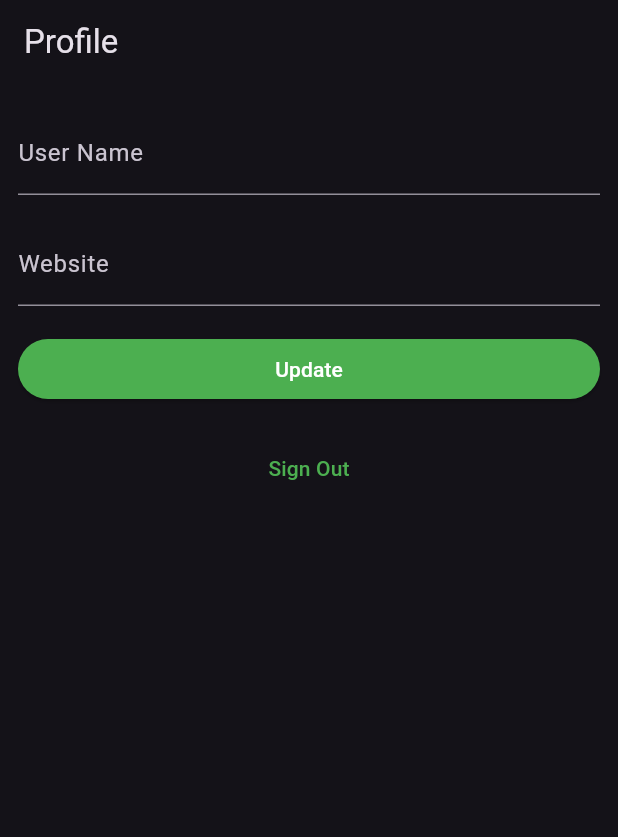
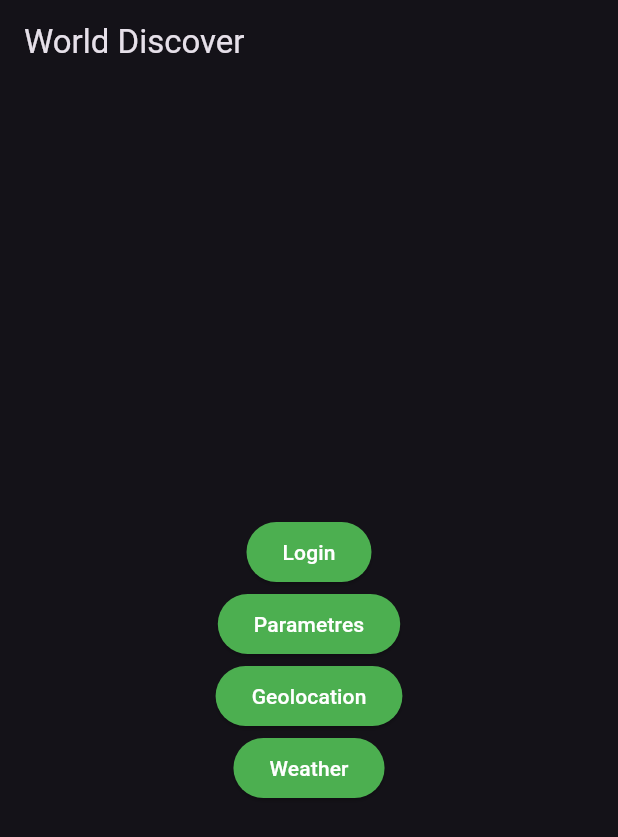
Before and after one commit to CanseFr/Geo-Weather, a Flutter app: the screen it shows after launch, on a phone screen of 412 x 824 dp. Shown: the top 837 px of the screen. Run offline on Flutter 3.47's test engine with Material 3 defaults, Android fonts, the phone set to English and light mode, and no system bars; our stand-ins replace supabase_flutter; accounts and stored records are empty.

Commit message:
:necktie: Login if not identified, logout if identified

```diff
--- a/lib/main.dart
+++ b/lib/main.dart
@@ -102,9 +102,69 @@
 //     );
 //   }
 // }
+//
+// import 'package:flutter/material.dart';
+// import 'package:meteo/pages/account_page.dart';
+// import 'package:meteo/pages/login_page.dart';
+// import 'package:supabase_flutter/supabase_flutter.dart';
+//
+// Future<void> main() async {
+//   await Supabase.initialize(
+//     url: 'https://uuaxmgxynftomlmbhtpd.supabase.co',
+//     anonKey: 'eyJhbGciOiJIUzI1NiIsInR5cCI6IkpXVCJ9.eyJpc3MiOiJzdXBhYmFzZSIsInJlZiI6InV1YXhtZ3h5bmZ0b21sbWJodHBkIiwicm9sZSI6ImFub24iLCJpYXQiOjE3MTk0NzQ0NTEsImV4cCI6MjAzNTA1MDQ1MX0.MUlpnQXh8C4lu1diYj26QkdsLzlo6LlQna6U-UuTJoY',
+//   );
+//   runApp(const MyApp());
+// }
+//
+// final supabase = Supabase.instance.client;
+//
+// class MyApp extends StatelessWidget {
+//   const MyApp({super.key});
+//
+//   @override
+//   Widget build(BuildContext context) {
+//     return MaterialApp(
+//       title: 'World Discover',
+//       theme: ThemeData.dark().copyWith(
+//         primaryColor: Colors.green,
+//         textButtonTheme: TextButtonThemeData(
+//           style: TextButton.styleFrom(
+//             foregroundColor: Colors.green,
+//           ),
+//         ),
+//         elevatedButtonTheme: ElevatedButtonThemeData(
+//           style: ElevatedButton.styleFrom(
+//             foregroundColor: Colors.white,
+//             backgroundColor: Colors.green,
+//           ),
+//         ),
+//       ),
+//       home: supabase.auth.currentSession == null
+//           ? const AccountPage()
+//           : const LoginPage(),
+//     );
+//   }
+// }
+//
+// // Gestion erreur login a deplacer dans plus tard
+// extension ContextExtension on BuildContext {
+//   void showSnackBar(String message, {bool isError = false}) {
+//     ScaffoldMessenger.of(this).showSnackBar(
+//       SnackBar(
+//         content: Text(message),
+//         backgroundColor: isError
+//             ? Theme.of(this).colorScheme.error
+//             : Theme.of(this).snackBarTheme.backgroundColor,
+//       ),
+//     );
+//   }
+// }
+
+
 
 import 'package:flutter/material.dart';
 import 'package:meteo/pages/account_page.dart';
+import 'package:meteo/pages/home_page.dart';
 import 'package:meteo/pages/login_page.dart';
 import 'package:supabase_flutter/supabase_flutter.dart';
 
@@ -139,9 +199,7 @@ class MyApp extends StatelessWidget {
           ),
         ),
       ),
-      home: supabase.auth.currentSession == null
-          ? const AccountPage()
-          : const LoginPage(),
+      home: const HomePage(),
     );
   }
 }
--- a/lib/pages/account_page.dart
+++ b/lib/pages/account_page.dart
@@ -28,7 +28,7 @@ class _AccountPageState extends State<AccountPage> {
       final userId = supabase.auth.currentSession!.user.id;
       final data =
       await supabase.from('profiles').select().eq('id', userId).single();
-      _usernameController.text = (data['username'] ?? '') as String;
+      _usernameController.text = (data['user'] ?? '') as String;
       _websiteController.text = (data['website'] ?? '') as String;
       _avatarUrl = (data['avatar_url'] ?? '') as String;
     } on PostgrestException catch (error) {
--- /dev/null
+++ b/lib/pages/home_page.dart
@@ -0,0 +1,101 @@
+import 'dart:async';
+
+import 'package:flutter/cupertino.dart';
+import 'package:flutter/material.dart';
+import 'package:flutter/widgets.dart';
+import 'package:meteo/pages/login_page.dart';
+import 'package:supabase_flutter/supabase_flutter.dart';
+
+import '../main.dart';
+import 'account_page.dart';
+
+
+
+class HomePage extends StatefulWidget {
+  const HomePage({super.key});
+
+  @override
+  State<HomePage> createState() => _HomePageState();
+}
+
+class _HomePageState extends State<HomePage> {
+  late final TextEditingController _emailController = TextEditingController();
+  late final StreamSubscription<AuthState> _authStateSubscription;
+  String _buttonText = "Login";
+  Session? _session;
+
+  @override
+  void initState() {
+    _authStateSubscription = supabase.auth.onAuthStateChange.listen((data) {
+      setState(() {
+        _session = data.session;
+        _buttonText = _session != null ? "Logout" : "Login";
+      });
+    });
+    super.initState();
+  }
+
+  Future<void> _handleSignOut() async {
+    await supabase.auth.signOut();
+    setState(() {
+      _session = null;
+      _buttonText = "Login";
+    });
+  }
+
+  @override
+  void dispose() {
+    _authStateSubscription.cancel();
+    super.dispose();
+  }
+
+  @override
+  Widget build(BuildContext context) {
+    return Scaffold(
+      appBar: AppBar(
+        title: const Text('World Discover'),
+      ),
+      body: Center(
+        child: Column(
+          mainAxisAlignment: MainAxisAlignment.center,
+          children: [
+            ElevatedButton(
+              onPressed: () {
+                if (_session == null) {
+                  Navigator.push(
+                    context,
+                    MaterialPageRoute(builder: (context) => LoginPage()),
+                  );
+                } else {
+                  _handleSignOut();
+                }
+              },
+              child: Text(_buttonText),
+            ),
+            ElevatedButton(
+              onPressed: () {
+                Navigator.push(
+                  context,
+                  MaterialPageRoute(builder: (context) => AccountPage()),
+                );
+              },
+              child: const Text('Parametres'),
+            ),
+            ElevatedButton(
+              onPressed: () {
+                print('Geolocation button pressed');
+              },
+              child: const Text('Geolocation'),
+            ),
+            ElevatedButton(
+              onPressed: () {
+                print('Weather button pressed');
+              },
+              child: const Text('Weather'),
+            ),
+          ],
+        ),
+      ),
+    );
+  }
+}
```
